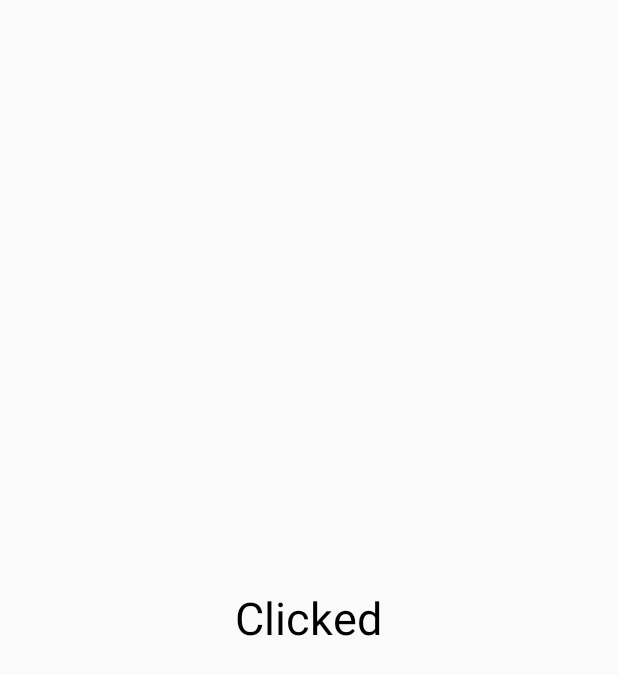
After one commit to Anubhav-Roy/non-paying-customer, an Android app: the layout activity_master.xml on its own in the app's theme, with its tools: preview values and no code run, on a phone screen of 412 x 824 dp. The commit adds this screen. Shown: the top 675 px of the screen. Run offline under Robolectric (Android 15) with nearby library versions, the phone set to English and light mode, and no system bars.

Commit message:
Master for recycler View added

```diff
--- /dev/null
+++ b/app/src/main/res/layout/activity_master.xml
@@ -0,0 +1,18 @@
+<?xml version="1.0" encoding="utf-8"?>
+<RelativeLayout xmlns:android="http://schemas.android.com/apk/res/android"
+    xmlns:app="http://schemas.android.com/apk/res-auto"
+    xmlns:tools="http://schemas.android.com/tools"
+    android:layout_width="match_parent"
+    android:layout_height="match_parent"
+    tools:context="razzappz.non_paying_customer.MasterActivity">
+
+    <TextView
+        android:id="@+id/masterText"
+        android:textColor="#000"
+        android:textSize="30sp"
+        android:layout_centerInParent="true"
+        android:text="Clicked"
+        android:layout_width="wrap_content"
+        android:layout_height="wrap_content" />
+
+</RelativeLayout>
--- a/app/src/main/res/layout/single_item.xml
+++ b/app/src/main/res/layout/single_item.xml
@@ -9,6 +9,7 @@
     android:layout_height="wrap_content">
 
     <LinearLayout
+        android:id="@+id/itemLayout"
         android:padding="5dp"
         android:orientation="vertical"
         android:layout_width="match_parent"
```
Also changed, not shown: app/src/main/AndroidManifest.xml (+9 -9 lines), app/src/main/java/razzappz/non_paying_customer/MasterActivity.java (added, +18 -0 lines), app/src/main/java/razzappz/non_paying_customer/PropertiesAdapter.java (+14 -1 lines).
